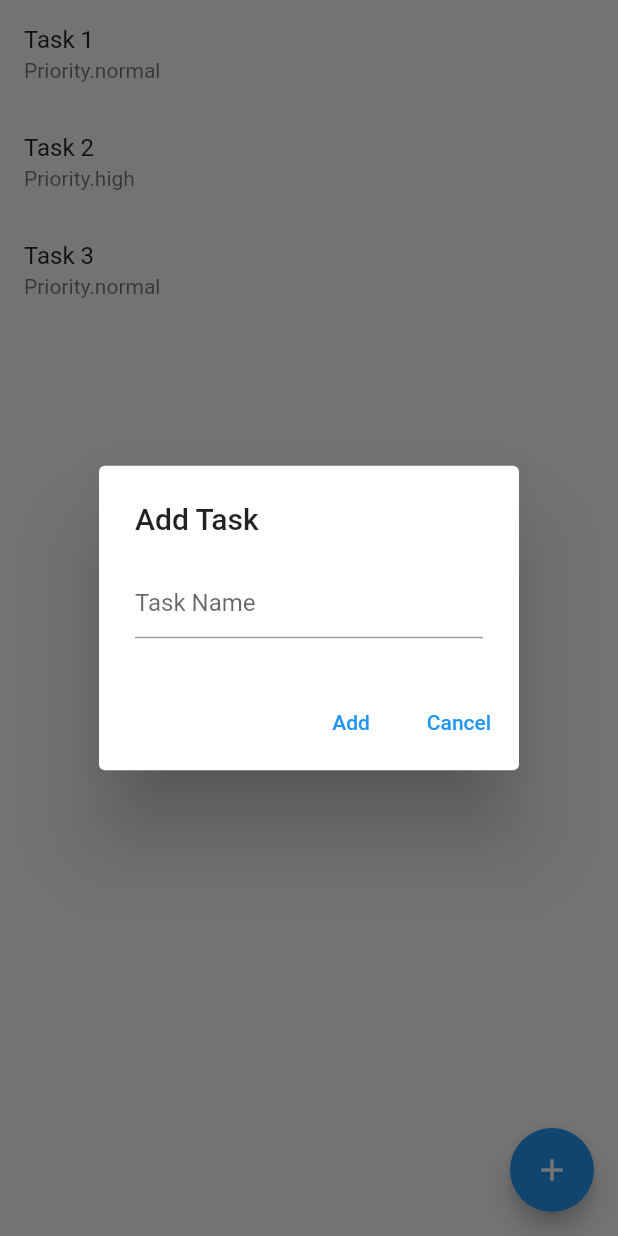
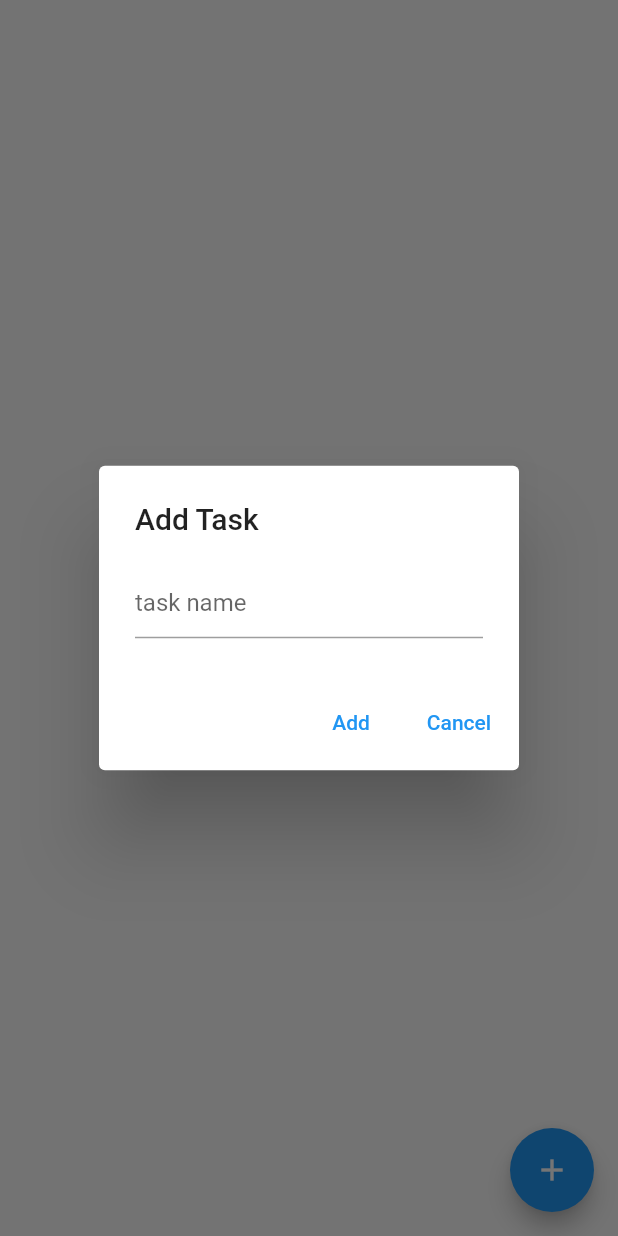
Before and after one commit to CorentinBaudet/daily-planner, a Flutter app: the screen it shows after launch, after a tap on the "add" icon, on a phone screen of 412 x 824 dp. Run offline on Flutter 3.47's test engine with Material 2 defaults, Android fonts, the phone set to English and light mode, and no system bars; our stand-ins replace equatable, flutter_bloc, hive, hive_flutter; accounts and stored records are empty.

Commit message:
add: retrieving from and adding tasks to Hive box local storage

```diff
--- a/daily_planner/lib/features/task/domain/entities/task_entity.dart
+++ b/daily_planner/lib/features/task/domain/entities/task_entity.dart
@@ -1,20 +1,32 @@
 class Task {
   final String name;
   final Priority priority;
+  int? hashcode;
 
   Task({
     required this.name,
     required this.priority,
+    this.hashcode,
   });
 
-  factory Task.fromJson(Map<String, dynamic> json) {
+  factory Task.fromJson(Map<dynamic, dynamic> json) {
     return Task(
-      name: json['name'],
+      hashcode: json.keys.first,
+      name: json[json.keys.first]['name'],
       priority: Priority.values.firstWhere(
-        (priority) => priority.toString() == 'Priority.${json['priority']}',
+        (priority) =>
+            priority.toString() ==
+            'Priority.${json[json.keys.first]['priority']}',
         orElse: () => Priority.normal,
       ),
     );
+  }
+
+  Map<String, dynamic> toJson() {
+    return {
+      'name': name,
+      'priority': priority.toString().split('.').last,
+    };
   }
 }
 
--- a/daily_planner/lib/features/task/domain/repositories/task_base_repository.dart
+++ b/daily_planner/lib/features/task/domain/repositories/task_base_repository.dart
@@ -1,63 +1,23 @@
 import 'package:daily_planner/features/task/domain/entities/task_entity.dart';
-import 'package:hive/hive.dart';
 
 abstract class TaskBaseRepository {
   Future<List<Task>> getTasks();
-  Future<void> addTask(Task task);
+  Future<void> createTask(Task task);
 }
 
 class TaskFakeRepository implements TaskBaseRepository {
   @override
   Future<List<Task>> getTasks() async {
     return [
-      Task(name: 'Task 1', priority: Priority.normal),
-      Task(name: 'Task 2', priority: Priority.high),
-      Task(name: 'Task 3', priority: Priority.normal),
+      // Task(name: 'Task 1', priority: Priority.normal),
+      // Task(name: 'Task 2', priority: Priority.high),
+      // Task(name: 'Task 3', priority: Priority.normal),
     ];
   }
 
   @override
-  Future<void> addTask(Task task) {
+  Future<void> createTask(Task task) {
     // TODO: implement addTask
     throw UnimplementedError();
   }
 }
-
-class TaskLocalStorageRepository implements TaskBaseRepository {
-  // final Box storage;
-
-  TaskLocalStorageRepository();
-
-  @override
-  Future<List<Task>> getTasks() async {
-    final storage = await Hive.openBox('my_tasks');
-
-    final tasks = storage.get('tasks');
-
-    if (tasks != null) {
-      return List<Task>.from(
-        (tasks as List).map(
-          (task) => Task.fromJson(task),
-        ),
-      );
-    }
-    return [];
-
-    // final tasks = await storage.getItem('tasks');
-    // if (tasks != null) {
-    //   return List<Task>.from(
-    //     (tasks as List).map(
-    //       (task) => Task.fromJson(task),
-    //     ),
-    //   );
-    // }
-    // return [];
-  }
-
-  @override
-  Future<void> addTask(Task task) {
-    // TODO: implement addTask
-    // add a task in Hive box 'my_tasks'
-    throw UnimplementedError();
-  }
-}
--- /dev/null
+++ b/daily_planner/lib/features/task/domain/repositories/task_local_storage_repository.dart
@@ -0,0 +1,30 @@
+import 'package:daily_planner/features/task/domain/entities/task_entity.dart';
+import 'package:daily_planner/features/task/domain/repositories/task_base_repository.dart';
+import 'package:hive/hive.dart';
+
+class TaskLocalStorageRepository implements TaskBaseRepository {
+  // unique instance of Hive box 'my_tasks'
+  final Box _myTasks = Hive.box('my_tasks');
+
+  TaskLocalStorageRepository();
+
+  @override
+  Future<List<Task>> getTasks() async {
+    // get all tasks from Hive box 'my_tasks'
+    final tasks = _myTasks.values;
+
+    List<Task> taskList = [];
+
+    for (var task in tasks) {
+      taskList.add(Task.fromJson(task));
+    }
+    return taskList;
+  }
+
+  @override
+  Future<void> createTask(Task task) async {
+    // add a task in Hive box 'my_tasks'
+
+    await _myTasks.add({task.hashCode: task.toJson()});
+  }
+}
--- a/daily_planner/lib/features/task/presentation/cubit/task_cubit.dart
+++ b/daily_planner/lib/features/task/presentation/cubit/task_cubit.dart
@@ -19,7 +19,6 @@ class TasksCubit extends Cubit<TasksState> {
   //   getAllTasks();
   // }
   TasksCubit({required this.repository}) : super(InitialState()) {
-    print('the repository' + repository.toString());
     getAllTasks();
   }
 
@@ -28,16 +27,26 @@ class TasksCubit extends Cubit<TasksState> {
   void getAllTasks() async {
     try {
       emit(LoadingState());
-      // final tasks = await repository.getTasks();
+      final tasks = await repository.getTasks();
 
-      final tasks = [
-        Task(name: 'Task 1', priority: Priority.normal),
-        Task(name: 'Task 2', priority: Priority.high),
-        Task(name: 'Task 3', priority: Priority.normal),
-      ];
+      // final tasks = [
+      //   Task(name: 'Task 1', priority: Priority.normal),
+      //   Task(name: 'Task 2', priority: Priority.high),
+      //   Task(name: 'Task 3', priority: Priority.normal),
+      // ];
       emit(LoadedState(tasks: tasks));
     } catch (e) {
       emit(ErrorState());
     }
   }
+
+  void createTask(Task task) async {
+    try {
+      emit(LoadingState());
+      await repository.createTask(task);
+      getAllTasks();
+    } catch (e) {
+      emit(ErrorState());
+    }
+  }
 }
--- a/daily_planner/lib/features/task/presentation/pages/task_page.dart
+++ b/daily_planner/lib/features/task/presentation/pages/task_page.dart
@@ -4,13 +4,12 @@ import 'package:flutter/material.dart';
 import 'package:flutter_bloc/flutter_bloc.dart';
 
 class TaskList extends StatelessWidget {
-  // final List<Task> tasks;
-
-  // TaskList({required this.tasks});
   const TaskList({super.key});
 
   Widget _buildTaskList(List<Task> tasks) {
-    return ListView.builder(
+    return tasks.isEmpty
+        ? const Text("No tasks yet")
+        : ListView.builder(
             itemCount: tasks.length,
             itemBuilder: (BuildContext context, int index) {
               return ListTile(
@@ -23,6 +22,38 @@ class TaskList extends StatelessWidget {
               );
             },
           );
+  }
+
+  _showAddTaskDialog(BuildContext context) {
+    showDialog(
+        context: context,
+        builder: (context) {
+          return AlertDialog(
+            title: const Text('Add Task'),
+            content: const TextField(
+              decoration: InputDecoration(hintText: 'task name'),
+            ),
+            actions: [
+              TextButton(
+                onPressed: () {
+                  // add task
+                  context.read<TasksCubit>().createTask(
+                      Task(name: 'New Task4', priority: Priority.normal));
+
+                  Navigator.of(context).pop();
+                },
+                child: const Text('Add'),
+              ),
+              TextButton(
+                onPressed: () {
+                  // close the dialog
+                  Navigator.of(context).pop();
+                },
+                child: const Text('Cancel'),
+              ),
+            ],
+          );
+        });
   }
 
   @override
@@ -43,7 +74,7 @@ class TaskList extends StatelessWidget {
               return Container(child: _buildTaskList(state.tasks));
             } else if (state is ErrorState) {
               return const Center(
-                child: Text('Error'),
+                child: Text('Error loading tasks'),
               );
             } else {
               return const Center(
@@ -75,36 +106,4 @@ class TaskList extends StatelessWidget {
     //   },
     // );
   }
-
-  Future<void> _createTask(Map<String, String> newTask) async {
-    // final task = Task.fromJson(map);
 }
-
-  _showAddTaskDialog(BuildContext context) {
-    showDialog(
-        context: context,
-        builder: (context) {
-          return AlertDialog(
-            title: const Text('Add Task'),
-            content: const TextField(
-              decoration: InputDecoration(hintText: 'Task Name'),
-            ),
-            actions: [
-              TextButton(
-                onPressed: () {
-                  _createTask({
-                    'name': 'New Task',
-                    'priority': 'normal',
-                  });
-                },
-                child: const Text('Add'),
-              ),
-              TextButton(
-                onPressed: () {},
-                child: const Text('Cancel'),
-              ),
-            ],
-          );
-        });
-  }
-}
--- a/daily_planner/lib/main.dart
+++ b/daily_planner/lib/main.dart
@@ -1,4 +1,5 @@
 import 'package:daily_planner/features/task/domain/repositories/task_base_repository.dart';
+import 'package:daily_planner/features/task/domain/repositories/task_local_storage_repository.dart';
 import 'package:daily_planner/features/task/presentation/cubit/task_cubit.dart';
 import 'package:daily_planner/features/task/presentation/pages/task_page.dart';
 import 'package:flutter/material.dart';
@@ -9,6 +10,7 @@ void main() async {
   WidgetsFlutterBinding.ensureInitialized();
 
   await Hive.initFlutter();
+  await Hive.openBox('my_tasks');
 
   runApp(const MainApp());
 }
@@ -43,7 +45,7 @@ class MainApp extends StatelessWidget {
         create: (context) => TasksCubit(
           repository: context.read<TaskBaseRepository>(),
         ),
-        child: const MaterialApp(home: TaskList()
+        child: const MaterialApp(title: 'Morning', home: TaskList()
             // Scaffold(
             //   body: Center(
             //     child: TaskList(),
```
Lines whose indentation alone changed are shown as unchanged.
